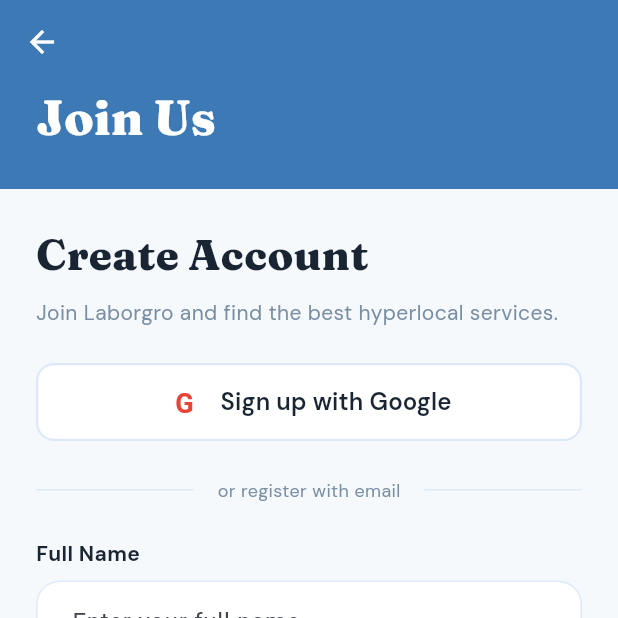
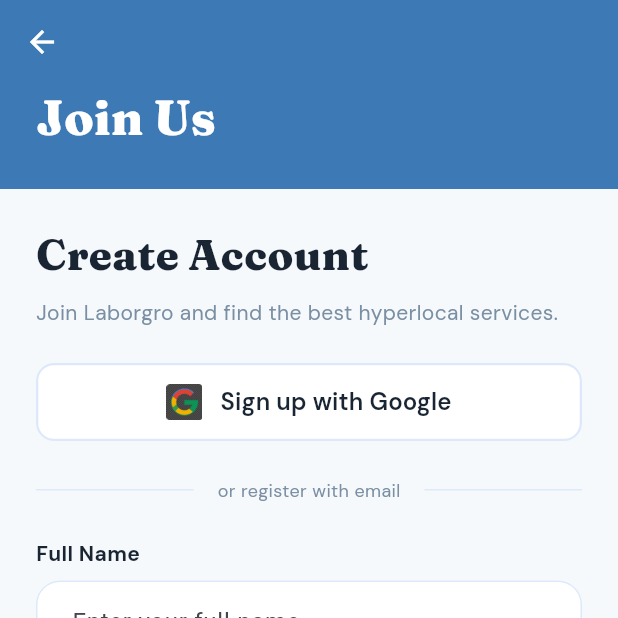
Before and after one commit to iMaginarParas/laborapp, a Flutter app: the screen it shows after launch, scrolled down 123 dp, after a tap on "Register Now", on a phone screen of 412 x 824 dp, the top half of it. Run offline on Flutter 3.47's test engine with Material 3 defaults, Android fonts, the phone set to English and light mode, and no system bars; our stand-ins replace dio, flutter_dotenv, flutter_riverpod, geocoding, geolocator, google_fonts and 5 more.

Commit message:
feat: add official Google logo and update app version for build

```diff
--- a/lib/core/theme/app_theme.dart
+++ b/lib/core/theme/app_theme.dart
@@ -1,4 +1,5 @@
 import 'package:flutter/material.dart';
+import 'package:flutter/services.dart';
 import 'app_colors.dart';
 import 'app_layout.dart';
 import 'app_text_styles.dart';
@@ -21,6 +22,12 @@ class AppTheme {
         elevation: 0,
         centerTitle: false,
         iconTheme: IconThemeData(color: AppColors.text),
+        systemOverlayStyle: SystemUiOverlayStyle(
+          statusBarColor: Colors.transparent,
+          statusBarIconBrightness: Brightness.dark,
+          systemNavigationBarColor: Colors.transparent,
+          systemNavigationBarIconBrightness: Brightness.dark,
+        ),
       ),
       inputDecorationTheme: InputDecorationTheme(
         filled: true,
--- a/lib/features/auth/presentation/login_screen.dart
+++ b/lib/features/auth/presentation/login_screen.dart
@@ -269,34 +269,11 @@ class _LoginScreenState extends ConsumerState<LoginScreen> {
             : Row(
                 mainAxisAlignment: MainAxisAlignment.center,
                 children: [
-                  // Google "G" logo using a simple container with text
-                  Container(
+                  // Official Google logo asset
+                  Image.asset(
+                    'assets/google_logo.png',
                     width: 24,
                     height: 24,
-                    decoration: BoxDecoration(
-                      color: Colors.white,
-                      borderRadius: BorderRadius.circular(4),
-                    ),
-                    child: Center(
-                      child: Text(
-                        "G",
-                        style: TextStyle(
-                          fontSize: 18,
-                          fontWeight: FontWeight.w700,
-                          foreground: Paint()
-                            ..shader = const LinearGradient(
-                              colors: [
-                                Color(0xFF4285F4), // Google Blue
-                                Color(0xFF34A853), // Google Green
-                                Color(0xFFFBBC05), // Google Yellow
-                                Color(0xFFEA4335), // Google Red
-                              ],
-                              begin: Alignment.topLeft,
-                              end: Alignment.bottomRight,
-                            ).createShader(const Rect.fromLTWH(0, 0, 24, 24)),
-                        ),
-                      ),
-                    ),
                   ),
                   const SizedBox(width: 12),
                   Text(
--- a/lib/features/auth/presentation/register_screen.dart
+++ b/lib/features/auth/presentation/register_screen.dart
@@ -274,33 +274,11 @@ class _RegisterScreenState extends ConsumerState<RegisterScreen> {
             : Row(
                 mainAxisAlignment: MainAxisAlignment.center,
                 children: [
-                  Container(
+                  // Official Google logo asset
+                  Image.asset(
+                    'assets/google_logo.png',
                     width: 24,
                     height: 24,
-                    decoration: BoxDecoration(
-                      color: Colors.white,
-                      borderRadius: BorderRadius.circular(4),
-                    ),
-                    child: Center(
-                      child: Text(
-                        "G",
-                        style: TextStyle(
-                          fontSize: 18,
-                          fontWeight: FontWeight.w700,
-                          foreground: Paint()
-                            ..shader = const LinearGradient(
-                              colors: [
-                                Color(0xFF4285F4),
-                                Color(0xFF34A853),
-                                Color(0xFFFBBC05),
-                                Color(0xFFEA4335),
-                              ],
-                              begin: Alignment.topLeft,
-                              end: Alignment.bottomRight,
-                            ).createShader(const Rect.fromLTWH(0, 0, 24, 24)),
-                        ),
-                      ),
-                    ),
                   ),
                   const SizedBox(width: 12),
                   Text(
--- a/pubspec.yaml
+++ b/pubspec.yaml
@@ -2,7 +2,7 @@ name: flutter_app
 description: "LaborGrow Platform - Connecting workers and clients."
 publish_to: 'none'
 
-version: 1.0.10+15
+version: 1.0.12+18
 
 environment:
   sdk: ^3.11.1
@@ -44,3 +44,4 @@ flutter:
   uses-material-design: true
   assets:
     - .env
+    - assets/google_logo.png
```
Also changed, not shown: assets/google_logo.png (added), 2 other files.
